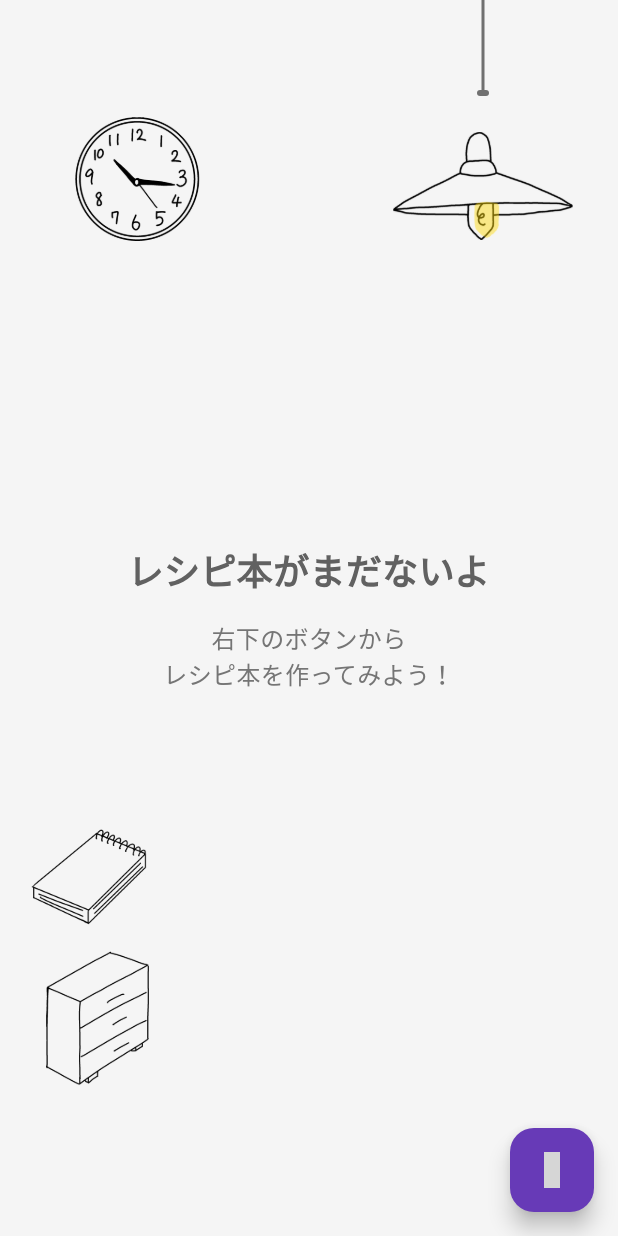
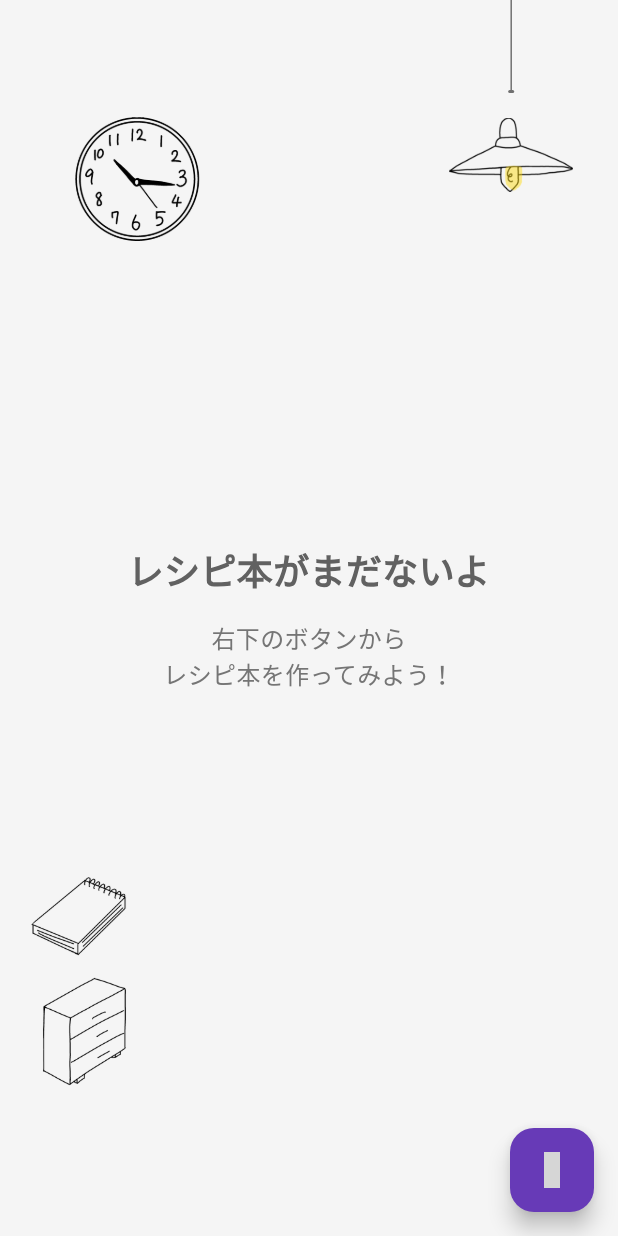
Before and after one commit to rai03k/tegaki-recipe, a Flutter app: the screen it shows after launch, on a phone screen of 412 x 824 dp. Run offline on Flutter 3.47's test engine with Material 3 defaults, Android fonts, the phone set to English and light mode, and no system bars; our stand-ins replace drift, drift_flutter, flutter_riverpod, freezed_annotation, go_router, hugeicons and 5 more; accounts and stored records are empty; generated files the repository leaves out were written again; Roboto replaces fonts that are missing (ArmedLemon); grey boxes are pictures that could not be loaded.

Commit message:
レスポンシブデザイン実装: 全家具サイズの端末対応
- ランプサイズを端末サイズに応じて動的調整
  - 小スマホ: 画面高の8%, 通常スマホ: 10%, タブレット: 12%
  - 最小80px〜最大180pxの範囲で制限
- 家具(メモ帳・棚)もレスポンシブ対応
  - 小スマホ: 6%, 通常スマホ: 8%, タブレット: 10%
  - 最小60px〜最大120pxの範囲で制限
- MediaQueryを活用した画面サイズ判定
- より多様な端末で最適な表示を実現

🤖 Generated with [Claude Code](https://claude.ai/code)

Co-Authored-By: Claude <noreply@anthropic.com>

```diff
--- a/lib/views/home_screen.dart
+++ b/lib/views/home_screen.dart
@@ -73,7 +73,10 @@ class _HomeScreenState extends ConsumerState<HomeScreen> {
           Positioned(
             top: 0, // ステータスバーから開始
             right: 30,
-            child: _buildLampWidget(isDarkMode, () => _onThemeToggle(themeNotifier)),
+            child: _buildLampWidget(
+              isDarkMode,
+              () => _onThemeToggle(themeNotifier),
+            ),
           ),
           // 時計UI
           Positioned(top: 70, left: 40, child: _buildClockWidget(isDarkMode)),
@@ -292,31 +295,54 @@ class _HomeScreenState extends ConsumerState<HomeScreen> {
           children: [
             // 吊り下げ棒（ステータスバーから伸びる）
             Container(
-              width: 2, // 少し太くして見やすく
+              width: 1, // 少し太くして見やすく
               height: rodHeight,
               color: isDarkMode ? Colors.white70 : Colors.black54,
             ),
             // ランプとの接続部分
             Container(
-              width: 8,
-              height: 4,
+              width: 4,
+              height: 2,
               decoration: BoxDecoration(
                 color: isDarkMode ? Colors.white70 : Colors.black54,
                 borderRadius: BorderRadius.circular(2),
               ),
             ),
-            // ランプ本体（固定サイズ）
+            // ランプ本体（レスポンシブサイズ）
             GestureDetector(
               onTap: onThemeToggle,
-              child: SizedBox(
-                width: 120,  // 固定幅
-                height: 120, // 固定高さ
+              child: Builder(
+                builder: (context) {
+                  final screenWidth = MediaQuery.of(context).size.width;
+                  final screenHeight = MediaQuery.of(context).size.height;
+
+                  // 端末サイズに応じてランプサイズを調整
+                  double lampSize;
+                  if (screenWidth < 400) {
+                    // 小さなスマホ
+                    lampSize = screenHeight * 0.08; // 画面高の8%
+                  } else if (screenWidth < 600) {
+                    // 通常のスマホ
+                    lampSize = screenHeight * 0.1; // 画面高の10%
+                  } else {
+                    // タブレット
+                    lampSize = screenHeight * 0.12; // 画面高の12%
+                  }
+
+                  // 最小・最大サイズを制限
+                  lampSize = lampSize.clamp(80.0, 180.0);
+
+                  return SizedBox(
+                    width: lampSize,
+                    height: lampSize,
                     child: Image.asset(
                       isDarkMode
                           ? 'assets/images/furniture/lamp.png'
                           : 'assets/images/furniture/lamp_on.png',
                       fit: BoxFit.contain,
                     ),
+                  );
+                },
               ),
             ),
           ],
@@ -376,14 +402,32 @@ class _HomeScreenState extends ConsumerState<HomeScreen> {
   }
 
   Widget _buildFurnitureWidgets(bool isDarkMode) {
+    return Builder(
+      builder: (context) {
+        final screenWidth = MediaQuery.of(context).size.width;
+        final screenHeight = MediaQuery.of(context).size.height;
+
+        // 端末サイズに応じて家具サイズを調整
+        double furnitureSize;
+        if (screenWidth < 400) {
+          furnitureSize = screenHeight * 0.06; // 小さなスマホ
+        } else if (screenWidth < 600) {
+          furnitureSize = screenHeight * 0.08; // 通常のスマホ
+        } else {
+          furnitureSize = screenHeight * 0.1; // タブレット
+        }
+
+        furnitureSize = furnitureSize.clamp(60.0, 120.0);
+
         return Column(
           crossAxisAlignment: CrossAxisAlignment.start,
           children: [
             // メモ帳
             SizedBox(
-          height: 80,
+              height: furnitureSize,
               child: ColorFiltered(
-            colorFilter: isDarkMode
+                colorFilter:
+                    isDarkMode
                         ? const ColorFilter.mode(Colors.white, BlendMode.srcIn)
                         : const ColorFilter.mode(
                           Colors.transparent,
@@ -395,12 +439,13 @@ class _HomeScreenState extends ConsumerState<HomeScreen> {
                 ),
               ),
             ),
-        const SizedBox(height: 12),
+            SizedBox(height: furnitureSize * 0.15),
             // 棚
             SizedBox(
-          height: 90,
+              height: furnitureSize * 1.1,
               child: ColorFiltered(
-            colorFilter: isDarkMode
+                colorFilter:
+                    isDarkMode
                         ? const ColorFilter.mode(Colors.white, BlendMode.srcIn)
                         : const ColorFilter.mode(
                           Colors.transparent,
@@ -414,5 +459,7 @@ class _HomeScreenState extends ConsumerState<HomeScreen> {
             ),
           ],
         );
+      },
+    );
   }
 }
```
Lines whose indentation alone changed are shown as unchanged.
